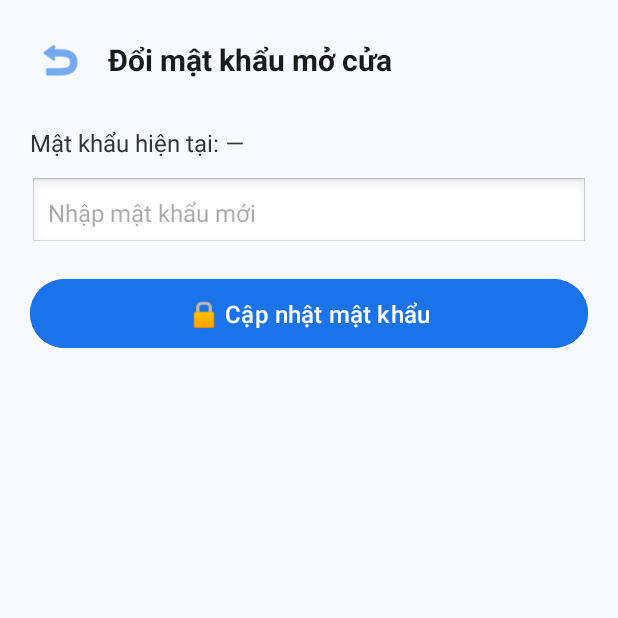
After one commit to nguyenquan1322/SmartDoor, an Android app: the PasswordManagementActivity screen opened directly, with no data from a screen before it, on a phone screen of 412 x 824 dp, the top half of it. The commit adds this screen. Run offline under Robolectric (Android 15) with nearby library versions, the phone set to English and light mode, and no system bars; our stand-ins replace Firebase (no records; nobody signed in at launch, a user with empty details on screens opened directly).

Commit message:
add finger and wait passw

```diff
--- a/app/src/main/AndroidManifest.xml
+++ b/app/src/main/AndroidManifest.xml
@@ -21,6 +21,8 @@
 
         <activity android:name=".HistoryActivity" />
 
+        <activity android:name=".PasswordManagementActivity" />
+
         <!-- Màn hình khởi động (logo) -->
         <activity
             android:name=".SplashActivity"
--- /dev/null
+++ b/app/src/main/java/com/example/smartdoor/PasswordManagementActivity.java
@@ -0,0 +1,80 @@
+package com.example.smartdoor;
+
+import android.os.Bundle;
+import android.widget.*;
+import androidx.annotation.NonNull;
+import androidx.appcompat.app.AppCompatActivity;
+import com.google.firebase.database.*;
+
+public class PasswordManagementActivity extends AppCompatActivity {
+
+    private EditText etNewPassword;
+    private Button btnChangePassword;
+    private ImageButton btnBack;
+    private TextView tvCurrentPassword;
+
+    private DatabaseReference passRef;
+    private final String DEVICE_ID = "esp32-frontdoor-01";
+
+    @Override
+    protected void onCreate(Bundle savedInstanceState) {
+        super.onCreate(savedInstanceState);
+        setContentView(R.layout.activity_password_management);
+
+        etNewPassword = findViewById(R.id.etNewPassword);
+        btnChangePassword = findViewById(R.id.btnChangePassword);
+        btnBack = findViewById(R.id.btnBack);
+        tvCurrentPassword = findViewById(R.id.tvCurrentPassword);
+
+        // 🔹 Firebase path chứa mật khẩu chung
+        passRef = FirebaseDatabase.getInstance()
+                .getReference("Devices")
+                .child(DEVICE_ID)
+                .child("config")
+                .child("password");
+
+        // ✅ Đảm bảo có mật khẩu mặc định nếu chưa tồn tại
+        passRef.get().addOnSuccessListener(snapshot -> {
+            if (!snapshot.exists() || snapshot.getValue() == null) {
+                passRef.setValue("1234");
+                tvCurrentPassword.setText("Mật khẩu hiện tại: 1234");
+            }
+        });
+
+        // 🔁 Lấy mật khẩu hiện tại realtime từ Firebase
+        passRef.addValueEventListener(new ValueEventListener() {
+            @Override
+            public void onDataChange(@NonNull DataSnapshot snapshot) {
+                String currentPass = snapshot.getValue(String.class);
+                tvCurrentPassword.setText("Mật khẩu hiện tại: " + (currentPass == null ? "—" : currentPass));
+            }
+
+            @Override
+            public void onCancelled(@NonNull DatabaseError error) {
+                Toast.makeText(PasswordManagementActivity.this, "Không tải được mật khẩu!", Toast.LENGTH_SHORT).show();
+            }
+        });
+
+        btnBack.setOnClickListener(v -> finish());
+
+        // 🔒 Đổi mật khẩu chung
+        btnChangePassword.setOnClickListener(v -> {
+            String newPass = etNewPassword.getText().toString().trim();
+
+            if (newPass.isEmpty()) {
+                Toast.makeText(this, "Nhập mật khẩu mới!", Toast.LENGTH_SHORT).show();
+                return;
+            }
+
+            // ✅ Cập nhật trực tiếp vào Firebase
+            passRef.setValue(newPass)
+                    .addOnSuccessListener(aVoid -> {
+                        Toast.makeText(this, "✅ Đổi mật khẩu thành công!", Toast.LENGTH_SHORT).show();
+                        etNewPassword.setText("");
+                    })
+                    .addOnFailureListener(e -> {
+                        Toast.makeText(this, "❌ Lỗi: " + e.getMessage(), Toast.LENGTH_SHORT).show();
+                    });
+        });
+    }
+}
--- a/app/src/main/java/com/example/smartdoor/SecuritySettingsActivity.java
+++ b/app/src/main/java/com/example/smartdoor/SecuritySettingsActivity.java
@@ -31,10 +31,8 @@ public class SecuritySettingsActivity extends AppCompatActivity {
 
         // 🔹 Cài đặt mật khẩu mở cửa
         btnChangePass.setOnClickListener(v -> {
-            Toast.makeText(this, "🧩 Mở giao diện đổi mật khẩu mở cửa...", Toast.LENGTH_SHORT).show();
-
-            FirebaseDatabase.getInstance().getReference("SystemLogs")
-                    .push().setValue("User opened door password change screen");
+            Intent intent = new Intent(SecuritySettingsActivity.this, PasswordManagementActivity.class);
+            startActivity(intent);
         });
     }
 }
--- /dev/null
+++ b/app/src/main/res/layout/activity_password_management.xml
@@ -0,0 +1,71 @@
+<?xml version="1.0" encoding="utf-8"?>
+<LinearLayout xmlns:android="http://schemas.android.com/apk/res/android"
+    android:orientation="vertical"
+    android:padding="20dp"
+    android:layout_width="match_parent"
+    android:layout_height="match_parent"
+    android:background="#F8FAFF">
+
+    <!-- Thanh tiêu đề -->
+    <LinearLayout
+        android:orientation="horizontal"
+        android:layout_width="match_parent"
+        android:layout_height="wrap_content"
+        android:gravity="center_vertical"
+        android:layout_marginBottom="24dp">
+
+        <ImageButton
+            android:id="@+id/btnBack"
+            android:layout_width="40dp"
+            android:layout_height="40dp"
+            android:background="?attr/selectableItemBackgroundBorderless"
+            android:padding="8dp"
+            android:src="@android:drawable/ic_menu_revert"
+            android:contentDescription="Quay lại"
+            android:tint="#1A73E8" />
+
+        <TextView
+            android:text="Đổi mật khẩu mở cửa"
+            android:textSize="20sp"
+            android:textStyle="bold"
+            android:textColor="#1A1A1A"
+            android:layout_marginStart="12dp"
+            android:layout_width="wrap_content"
+            android:layout_height="wrap_content" />
+    </LinearLayout>
+
+    <!-- Hiển thị mật khẩu hiện tại -->
+    <TextView
+        android:id="@+id/tvCurrentPassword"
+        android:text="Mật khẩu hiện tại: —"
+        android:textSize="16sp"
+        android:textColor="#333333"
+        android:layout_marginBottom="12dp"
+        android:layout_width="wrap_content"
+        android:layout_height="wrap_content" />
+
+    <!-- Nhập mật khẩu mới -->
+    <EditText
+        android:id="@+id/etNewPassword"
+        android:hint="Nhập mật khẩu mới"
+        android:inputType="textPassword"
+        android:background="@android:drawable/edit_text"
+        android:padding="12dp"
+        android:textSize="16sp"
+        android:layout_marginBottom="16dp"
+        android:layout_width="match_parent"
+        android:layout_height="wrap_content" />
+
+    <!-- Nút đổi mật khẩu -->
+    <Button
+        android:id="@+id/btnChangePassword"
+        android:text="🔒 Cập nhật mật khẩu"
+        android:textAllCaps="false"
+        android:layout_width="match_parent"
+        android:layout_height="wrap_content"
+        android:padding="12dp"
+        android:textSize="16sp"
+        android:backgroundTint="#1A73E8"
+        android:textColor="#FFFFFF" />
+
+</LinearLayout>
```
Also changed, not shown: app/src/main/java/com/example/smartdoor/FingerprintManagementActivity.java (+106 -34 lines).
